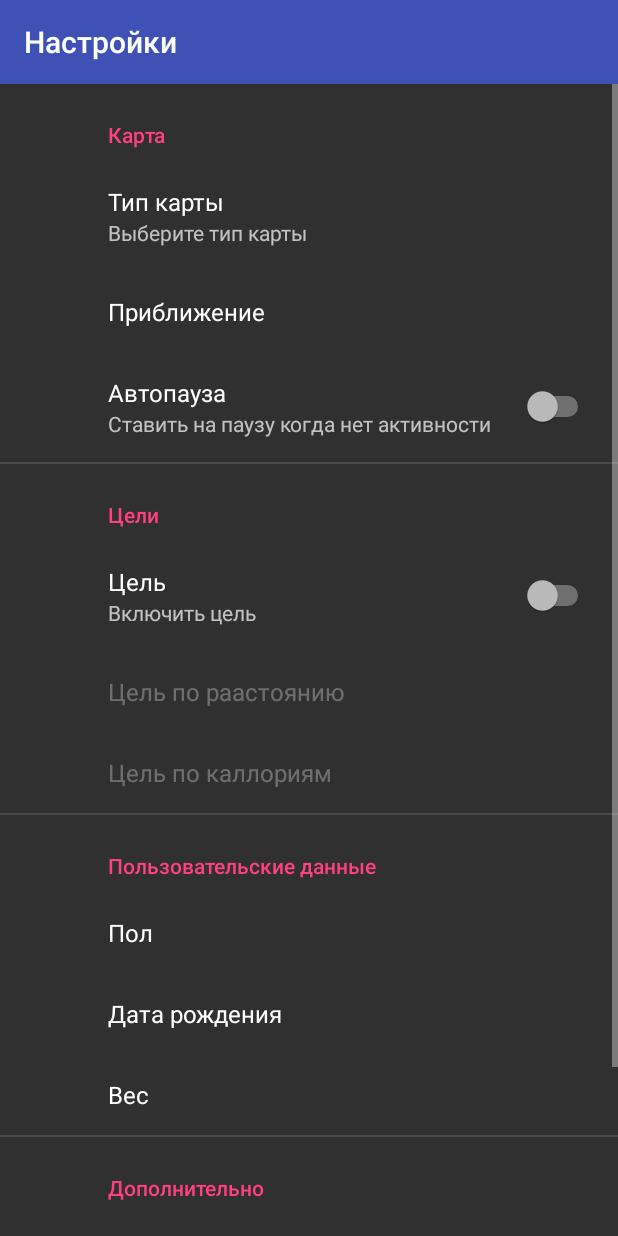
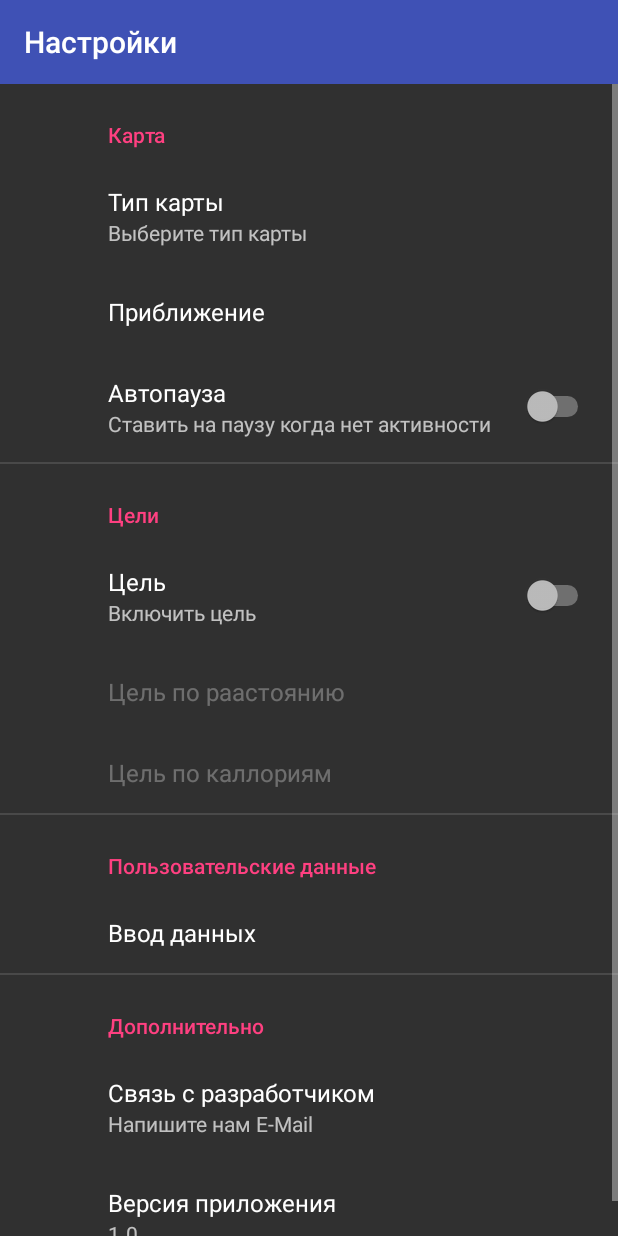
Before and after one commit to scnipper/Bicyclesport, an Android app: the screen it shows after launch (SettingsActivity), in the side drawer, after a tap on "Настройки", on a phone screen of 412 x 824 dp. Run offline under Robolectric (Android 15) with nearby library versions, the phone set to English and light mode, and no system bars; our stand-ins replace androidx.preference; 1 statement that could not run was skipped.

Commit message:
read and save data user

```diff
--- a/app/src/main/AndroidManifest.xml
+++ b/app/src/main/AndroidManifest.xml
@@ -34,7 +34,8 @@
 
         <activity android:name=".ui.activities.ListRoutesActivity" />
         <activity android:name=".ui.activities.SettingsActivity" />
-        <activity android:name=".ui.activities.UserHistoryActivity"></activity>
+        <activity android:name=".ui.activities.UserHistoryActivity" />
+        <activity android:name=".ui.activities.EnterDataUserActivity"></activity>
     </application>
 
 </manifest>
--- a/app/src/main/java/me/creese/sport/App.java
+++ b/app/src/main/java/me/creese/sport/App.java
@@ -1,6 +1,9 @@
 package me.creese.sport;
 
 import android.app.Application;
+import android.content.ContentValues;
+import android.database.Cursor;
+import android.database.sqlite.SQLiteDatabase;
 import android.location.LocationManager;
 import android.preference.PreferenceManager;
 
@@ -10,6 +13,7 @@ import com.google.gson.GsonBuilder;
 import java.util.Random;
 
 import me.creese.sport.data.DataHelper;
+import me.creese.sport.data.UserTable;
 import me.creese.sport.models.RouteModel;
 import me.creese.sport.util.Files;
 import me.creese.sport.util.RouteModelConvert;
@@ -46,11 +50,32 @@ public class App extends Application {
         setUserData();
     }
 
-    private void setUserData() {
-        // TODO: 05.12.2018 Считать с базы данных
+    /**
+     * Загрузка пользовательских данных и БД
+     */
+    public void setUserData() {
 
-        UserData.WEIGHT = 80;
-        UserData.SEX = 0;
+        SQLiteDatabase readDb = data.getWritableDatabase();
+
+        Cursor cursor = readDb.query(UserTable.NAME_TABLE,null,null,
+                null,null,null,null);
+
+        if(cursor.moveToFirst()) {
+            UserData.WEIGHT = cursor.getDouble(cursor.getColumnIndex(UserTable.WIEGHT));
+            UserData.SEX = cursor.getInt(cursor.getColumnIndex(UserTable.SEX));
+            UserData.BIRTH_DATE = cursor.getLong(cursor.getColumnIndex(UserTable.TIME_BIRTH));
+            UserData.HEIGHT = cursor.getLong(cursor.getColumnIndex(UserTable.HEIGHT));
+        } else {
+            ContentValues contentValues = new ContentValues();
+            contentValues.put(DataHelper.ID,1);
+            long i = readDb.insert(UserTable.NAME_TABLE,null,contentValues);
+            if(i != -1) {
+                cursor.close();
+                setUserData();
+            }
+        }
+
+        cursor.close();
 
     }
     public DataHelper getData() {
--- a/app/src/main/java/me/creese/sport/data/DataHelper.java
+++ b/app/src/main/java/me/creese/sport/data/DataHelper.java
@@ -45,9 +45,17 @@ public class DataHelper extends SQLiteOpenHelper {
                 PointsTable.LONGTITUDE+" DOUBLE," +
                 PointsTable.ID_ROUTE+" INTEGER);";
 
+        final String USER_DATA = "CREATE TABLE "+UserTable.NAME_TABLE+" (" +
+                ID+" INTEGER DEFAULT(1)," +
+                UserTable.WIEGHT+" DOUBLE DEFAULT(70)," +
+                UserTable.HEIGHT+" DOUBLE DEFAULT(170)," +
+                UserTable.TIME_BIRTH+" BIGINT DEFAULT(0)," +
+                UserTable.SEX+" INTEGER DEFAULT(0));";
+
 
         db.execSQL(ROUTES);
         db.execSQL(POINTS);
+        db.execSQL(USER_DATA);
     }
 
     @Override
@@ -56,7 +64,7 @@ public class DataHelper extends SQLiteOpenHelper {
     }
 
     public ArrayList<RouteModel> addItems(boolean isHistory) {
-        SQLiteDatabase db = App.get().getData().getReadableDatabase();
+        SQLiteDatabase db = getReadableDatabase();
         ArrayList<RouteModel> models = new ArrayList<>();
 
         Cursor cursor = db.query(RoutesTable.NAME_TABLE, null, RoutesTable.IS_RIDE+"='"+(isHistory?1:0)+"'",
--- a/app/src/main/java/me/creese/sport/ui/activities/StartActivity.java
+++ b/app/src/main/java/me/creese/sport/ui/activities/StartActivity.java
@@ -23,6 +23,7 @@ import com.google.android.gms.maps.MapView;
 
 import java.util.List;
 
+import me.creese.sport.App;
 import me.creese.sport.R;
 import me.creese.sport.map.MapWork;
 import me.creese.sport.map.Route;
@@ -30,6 +31,7 @@ import me.creese.sport.models.RouteModel;
 import me.creese.sport.ui.fragments.SettingsFragment;
 import me.creese.sport.ui.fragments.StatFragment;
 import me.creese.sport.util.UpdateInfo;
+import me.creese.sport.util.UserData;
 import me.creese.sport.util.impl.OnBackPressed;
 
 public class StartActivity extends AppCompatActivity implements NavigationView.OnNavigationItemSelectedListener {
--- a/app/src/main/java/me/creese/sport/util/UserData.java
+++ b/app/src/main/java/me/creese/sport/util/UserData.java
@@ -3,7 +3,7 @@ package me.creese.sport.util;
 public class UserData {
     public static long BIRTH_DATE = 0;
     public static int SEX;
-    public static float HEIGHT;
-    public static float WEIGHT;
+    public static double HEIGHT;
+    public static double WEIGHT;
 
 }
--- a/app/src/main/res/xml/preferences.xml
+++ b/app/src/main/res/xml/preferences.xml
@@ -49,25 +49,9 @@
     <PreferenceCategory
         android:title="@string/user_data">
 
+        <Preference android:title="Ввод данных"
+            android:key="enter_data"/>
 
-        <ListPreference
-            android:defaultValue="1"
-            android:entries="@array/sex_array"
-            android:entryValues="@array/sex_values"
-            android:key="list_preference_1"
-            android:title="@string/sex" />
-        <EditTextPreference
-            android:defaultValue="20"
-            android:key="age_key"
-            android:selectAllOnFocus="true"
-            android:singleLine="true"
-            android:title="@string/age" />
-        <EditTextPreference
-            android:defaultValue="60"
-            android:key="weight_key"
-            android:selectAllOnFocus="true"
-            android:singleLine="true"
-            android:title="@string/wieght" />
     </PreferenceCategory>
     <PreferenceCategory android:title="Дополнительно">
         <Preference
```
Also changed, not shown: app/src/main/java/me/creese/sport/data/UserTable.java (added, +9 -0 lines), app/src/main/java/me/creese/sport/ui/activities/EnterDataUserActivity.java (added, +72 -0 lines), app/src/main/java/me/creese/sport/ui/fragments/SettingsFragment.java (+7 -1 lines), app/src/main/res/layout/activity_enter_data_user.xml (added, +120 -0 lines).
